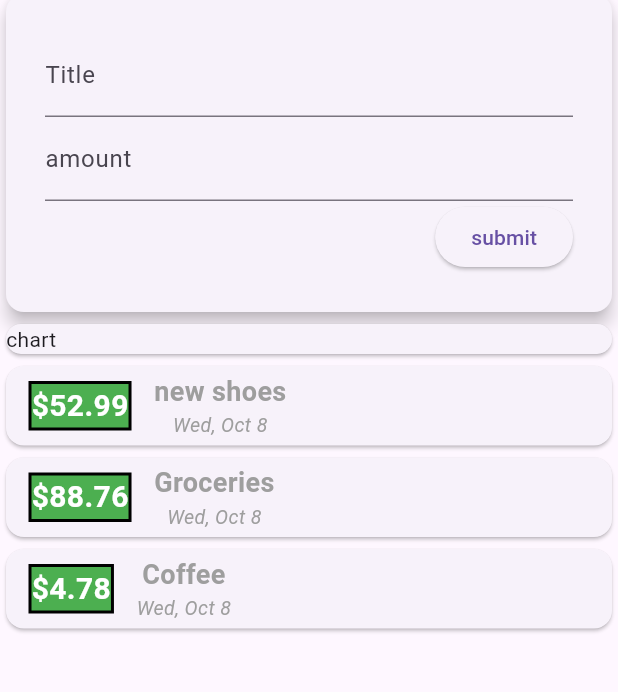
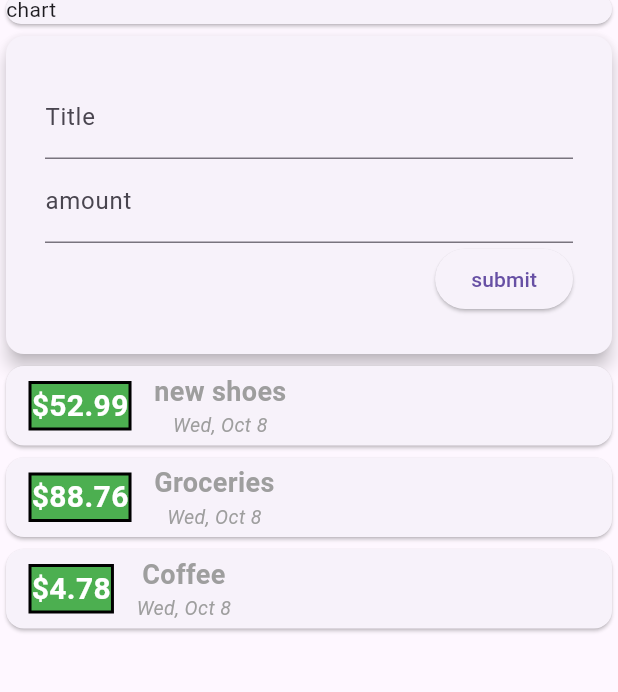
Before and after one commit to rmirabelli/uofd_mobile_2025, a Flutter app: the screen it shows after launch, on a phone screen of 412 x 824 dp, the part 96-788 px from its top. Run offline on Flutter 3.47's test engine with Material 3 defaults, Android fonts, the phone set to English and light mode, and no system bars.

Commit message:
in class

```diff
--- a/personal_finance/lib/main.dart
+++ b/personal_finance/lib/main.dart
@@ -1,20 +1,15 @@
 import 'package:flutter/material.dart';
-import 'transaction.dart';
-import 'transaction_card.dart';
+import 'package:personal_finance/widgets/new_transaction.dart';
+import 'package:personal_finance/widgets/user_transaction.dart';
+import 'models/transaction.dart';
+import 'widgets/transaction_card.dart';
+import 'widgets/transaction_list.dart';
 
 void main() {
   runApp(MainApp());
 }
 
 class MainApp extends StatelessWidget {
-  List<Transaction> transactions = [
-    Transaction(id: UniqueKey().toString(), title: "new shoes", amountInPennies: 5299),
-    Transaction(id: UniqueKey().toString(), title: "Groceries", amountInPennies: 8876),
-    Transaction(id: UniqueKey().toString(), title: "Coffee", amountInPennies: 478),
-  ];
-
-  var titleInput = "";
-
   MainApp({super.key});
 
   @override
@@ -26,39 +21,8 @@ class MainApp extends StatelessWidget {
           mainAxisAlignment: MainAxisAlignment.start,
           crossAxisAlignment: CrossAxisAlignment.stretch,
           children: [
-            Card(
-              elevation: 5,
-              child: Container(
-                padding: EdgeInsets.all(10),
-                margin: EdgeInsets.all(16),
-                child: Column(
-                  crossAxisAlignment: CrossAxisAlignment.end,
-                  children: [
-                    TextField(
-                      keyboardType: TextInputType.text,
-                      decoration: InputDecoration(labelText: "Title"),
-                      onChanged: (value) => titleInput = value,
-                    ),
-                    TextField(
-                      keyboardType: TextInputType.number,
-                      decoration: InputDecoration(labelText: "amount"),
-                    ),
-                    ElevatedButton(
-                      onPressed: () {
-                        print(titleInput);
-                      },
-                      child: Text("submit"),
-                    ),
-                  ],
-                ),
-              ),
-            ),
-            Card(child: Container(child: Text('chart'))),
-            Column(
-              children: transactions.map((transaction) {
-                return TransactionCard(transaction);
-              }).toList(),
-            ),
+            Card(child: Text('chart')),
+            UserTransaction(),
           ],
         ),
       ),
--- /dev/null
+++ b/personal_finance/lib/widgets/new_transaction.dart
@@ -0,0 +1,39 @@
+import 'package:flutter/material.dart';
+
+class NewTransaction extends StatelessWidget {
+  NewTransaction(this._addTransaction);
+  final titleController = TextEditingController();
+  final amountController = TextEditingController();
+  final Function(String, int) _addTransaction;
+  @override
+  Widget build(BuildContext context) {
+    return Card(
+      elevation: 5,
+      child: Container(
+        padding: EdgeInsets.all(10),
+        margin: EdgeInsets.all(16),
+        child: Column(
+          crossAxisAlignment: CrossAxisAlignment.end,
+          children: [
+            TextField(
+              keyboardType: TextInputType.text,
+              decoration: InputDecoration(labelText: "Title"),
+              controller: titleController,
+            ),
+            TextField(
+              keyboardType: TextInputType.number,
+              decoration: InputDecoration(labelText: "amount"),
+              controller: amountController,
+            ),
+            ElevatedButton(
+              onPressed: () {
+                _addTransaction(titleController.text, int.parse(amountController.text));
+              },
+              child: Text("submit"),
+            ),
+          ],
+        ),
+      ),
+    );
+  }
+}
--- a/personal_finance/lib/transaction_card.dart
+++ b/personal_finance/lib/widgets/transaction_card.dart
@@ -1,5 +1,5 @@
 import 'package:flutter/material.dart';
-import 'transaction.dart';
+import '../models/transaction.dart';
 import 'package:intl/intl.dart';
 
 class TransactionCard extends StatelessWidget {
--- /dev/null
+++ b/personal_finance/lib/widgets/transaction_list.dart
@@ -0,0 +1,21 @@
+import 'package:flutter/material.dart';
+import '../models/transaction.dart';
+import 'transaction_card.dart';
+
+class TransactionList extends StatelessWidget {
+  TransactionList(this._userTransactions);
+  final List<Transaction> _userTransactions;
+  @override
+  Widget build(BuildContext context) {
+    return Container(
+      height: 300,
+      child: ListView.builder(
+        itemCount: _userTransactions.length,
+        itemBuilder: (ctx, index) {
+          Transaction transaction = _userTransactions[index];
+          return TransactionCard(transaction);
+        },
+      ),
+    );
+  }
+}
--- /dev/null
+++ b/personal_finance/lib/widgets/user_transaction.dart
@@ -0,0 +1,31 @@
+import 'package:flutter/material.dart';
+import 'new_transaction.dart';
+import 'transaction_list.dart';
+import '../models/transaction.dart';
+
+class UserTransaction extends StatefulWidget {
+  const UserTransaction({super.key});
+
+  @override
+  State<UserTransaction> createState() => _UserTransactionState();
+}
+
+class _UserTransactionState extends State<UserTransaction> {
+  final List<Transaction> _userTransactions = [
+    Transaction(id: UniqueKey().toString(), title: "new shoes", amountInPennies: 5299),
+    Transaction(id: UniqueKey().toString(), title: "Groceries", amountInPennies: 8876),
+    Transaction(id: UniqueKey().toString(), title: "Coffee", amountInPennies: 478),
+  ];
+
+  void _addNewTransaction(String title, int amount) {
+    final newTransaction = Transaction(title: title, amountInPennies: amount);
+    setState(() {
+      _userTransactions.add(newTransaction);
+    });
+  }
+
+  @override
+  Widget build(BuildContext context) {
+    return Column(children: [NewTransaction(_addNewTransaction), TransactionList(_userTransactions)]);
+  }
+}
```
Also changed, not shown: personal_finance/lib/models/transaction.dart (renamed from personal_finance/lib/transaction.dart).
